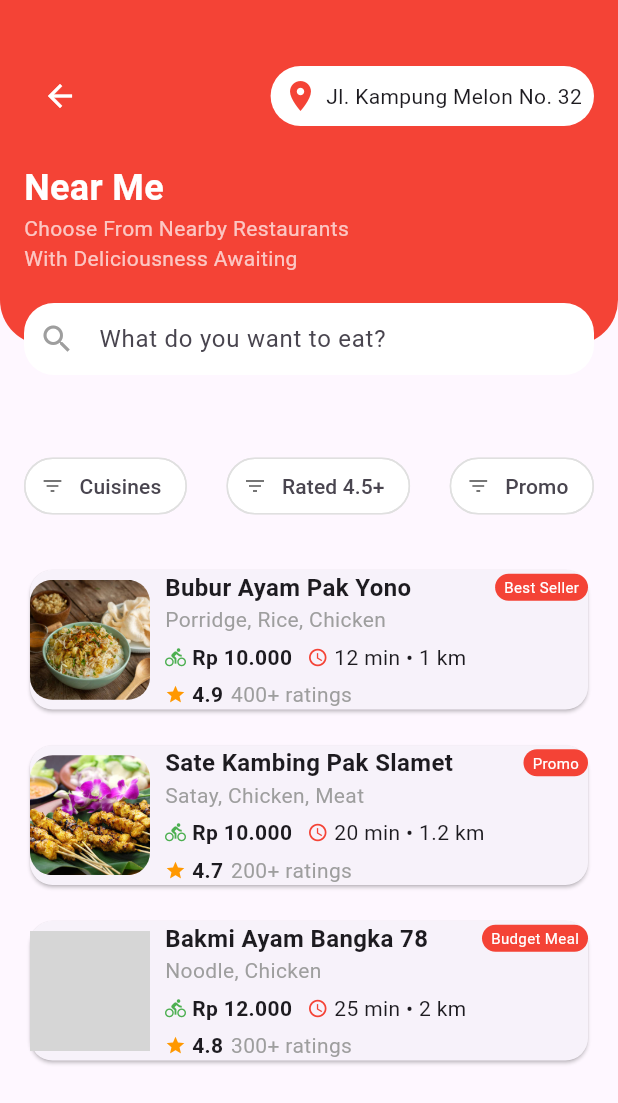
After one commit to Khawaja-Subhan/FoodDelivery, a Flutter app: the screen it shows after launch, after a tap on the "arrow forward" icon, on a phone screen of 412 x 824 dp. The commit adds this screen. Shown: the top 1103 px of the screen. Run offline on Flutter 3.47's test engine with Material 3 defaults, Android fonts, the phone set to English and light mode, and no system bars; grey boxes are pictures that could not be loaded.

Commit message:
updated new screen

```diff
--- a/lib/main.dart
+++ b/lib/main.dart
@@ -1,4 +1,5 @@
 import 'package:flutter/material.dart';
+import 'package:practiceapp/pages/NearMeScreen.dart';
 
 void main() {
   runApp(FoodDeliveryApp());
@@ -159,25 +160,50 @@ class CategoryGrid extends StatelessWidget {
         ),
         itemCount: categories.length,
         itemBuilder: (context, index) {
-          return Column(
+          return GestureDetector(
+            // onTap: () {
+              // if (categories[index]['label'] == "Near Me") {
+                // Navigator.push(
+                  // context,
+                  // MaterialPageRoute(builder: (context) => NearMeScreen()),
+                // );
+              // }
+            // },
+
+
+            child: Column(
+
               children: [
                 CircleAvatar(
                   backgroundColor: Colors.red.shade100,
-                radius: 30, // Adjust for better fit
+                  radius: 30,
                   child: categories[index]['images'] != null
                       ? ClipOval(
                     child: Image.asset(
                       categories[index]['images'],
-                    width: 60, // Adjust for perfect fitting
+                      width: 60,
                       height: 60,
-                    fit: BoxFit.cover, // Ensures the image fits properly
+                      fit: BoxFit.cover,
                     ),
                   )
                       : Icon(categories[index]['icon'], color: Colors.red, size: 30),
                 ),
                 SizedBox(height: 5),
                 Text(categories[index]['label'], style: TextStyle(fontSize: 12)),
+    if (categories[index]['label'] == "Near Me")
+                GestureDetector(
+                  onTap: () {
+
+                      Navigator.push(
+                        context,
+                        MaterialPageRoute(builder: (context) => NearMeScreen()),
+                      );
+
+                  },
+                  child: Icon(Icons.arrow_forward, color: Colors.red, size: 20),
+                ),
               ],
+            ),
           );
         },
       ),
@@ -236,6 +262,7 @@ class CuisineSection extends StatelessWidget {
                       Text(
                         cuisines[index]['label']!,
                         style: TextStyle(fontSize: 12),
+
                       ),
                     ],
                   ),
--- /dev/null
+++ b/lib/pages/NearMeScreen.dart
@@ -0,0 +1,243 @@
+import 'package:flutter/material.dart';
+
+class NearMeScreen extends StatelessWidget {
+  @override
+  Widget build(BuildContext context) {
+    return Scaffold(
+      body: SingleChildScrollView(
+        child: Column(
+          children: [
+            Stack(
+              children: [
+                Container(
+                  height: 230,
+                  decoration: BoxDecoration(
+                    color: Colors.red,
+                    borderRadius: BorderRadius.only(
+                      bottomLeft: Radius.circular(30),
+                      bottomRight: Radius.circular(30),
+                    ),
+                  ),
+                ),
+                Padding(
+                  padding: const EdgeInsets.symmetric(horizontal: 16.0, vertical: 40),
+                  child: Column(
+                    crossAxisAlignment: CrossAxisAlignment.start,
+                    children: [
+                      Row(
+                        mainAxisAlignment: MainAxisAlignment.spaceBetween,
+                        children: [
+                          IconButton(
+                            icon: Icon(Icons.arrow_back, color: Colors.white),
+                            onPressed: () {
+                              Navigator.pop(context);
+                            },
+                          ),
+                          Container(
+                            padding: EdgeInsets.all(8),
+                            decoration: BoxDecoration(
+                              color: Colors.white,
+                              borderRadius: BorderRadius.circular(20),
+                            ),
+                            child: Row(
+                              children: [
+                                Icon(Icons.location_on, color: Colors.red),
+                                SizedBox(width: 5),
+                                Text("Jl. Kampung Melon No. 32"),
+                              ],
+                            ),
+                          ),
+                        ],
+                      ),
+                      SizedBox(height: 20),
+                      Text(
+                        "Near Me",
+                        style: TextStyle(
+                          color: Colors.white,
+                          fontSize: 24,
+                          fontWeight: FontWeight.bold,
+                        ),
+                      ),
+                      Text(
+                        "Choose From Nearby Restaurants\nWith Deliciousness Awaiting",
+                        style: TextStyle(
+                          color: Colors.white70,
+                          fontSize: 14,
+                        ),
+                      ),
+                      SizedBox(height: 20),
+                      Container(
+                        decoration: BoxDecoration(
+                          color: Colors.white,
+                          borderRadius: BorderRadius.circular(20),
+                        ),
+                        padding: EdgeInsets.symmetric(horizontal: 10),
+                        child: TextField(
+                          decoration: InputDecoration(
+                            border: InputBorder.none,
+                            hintText: "What do you want to eat?",
+                            icon: Icon(Icons.search, color: Colors.grey),
+                          ),
+                        ),
+                      ),
+                    ],
+                  ),
+                ),
+              ],
+            ),
+            SizedBox(height: 10),
+            Padding(
+              padding: const EdgeInsets.symmetric(horizontal: 16.0),
+              child: Row(
+                mainAxisAlignment: MainAxisAlignment.spaceBetween,
+                children: [
+                  FilterChipWidget(label: "Cuisines"),
+                  FilterChipWidget(label: "Rated 4.5+"),
+                  FilterChipWidget(label: "Promo"),
+                ],
+              ),
+            ),
+            SizedBox(height: 20),
+            RestaurantList(),
+          ],
+        ),
+      ),
+    );
+  }
+}
+
+class FilterChipWidget extends StatelessWidget {
+  final String label;
+  FilterChipWidget({required this.label});
+
+  @override
+  Widget build(BuildContext context) {
+    return Chip(
+      backgroundColor: Colors.white,
+      shape: RoundedRectangleBorder(
+        borderRadius: BorderRadius.circular(20),
+        side: BorderSide(color: Colors.grey.shade300),
+      ),
+      label: Text(label),
+      avatar: Icon(Icons.filter_list, size: 16, color: Colors.black54),
+    );
+  }
+}
+
+class RestaurantList extends StatelessWidget {
+  final List<Map<String, dynamic>> restaurants = [
+    {
+      "image": "images/rice_chicken.jpg",
+      "name": "Bubur Ayam Pak Yono",
+      "details": "Porridge, Rice, Chicken",
+      "price": "Rp 10.000",
+      "time": "12 min",
+      "distance": "1 km",
+      "rating": "4.9",
+      "reviews": "400+ ratings",
+      "tag": "Best Seller",
+    },
+    {
+      "image": "images/meat.jpg",
+      "name": "Sate Kambing Pak Slamet",
+      "details": "Satay, Chicken, Meat",
+      "price": "Rp 10.000",
+      "time": "20 min",
+      "distance": "1.2 km",
+      "rating": "4.7",
+      "reviews": "200+ ratings",
+      "tag": "Promo",
+    },
+    {
+      "image": "images/noodles.jpg",
+      "name": "Bakmi Ayam Bangka 78",
+      "details": "Noodle, Chicken",
+      "price": "Rp 12.000",
+      "time": "25 min",
+      "distance": "2 km",
+      "rating": "4.8",
+      "reviews": "300+ ratings",
+      "tag": "Budget Meal",
+    },
+  ];
+
+  @override
+  Widget build(BuildContext context) {
+    return Column(
+      children: restaurants.map((restaurant) {
+        return Padding(
+          padding: const EdgeInsets.symmetric(horizontal: 16.0, vertical: 8),
+          child: Card(
+            shape: RoundedRectangleBorder(borderRadius: BorderRadius.circular(15)),
+            child: Row(
+              children: [
+                ClipRRect(
+                  borderRadius: BorderRadius.circular(15),
+                  child: Image.asset(
+                    restaurant["image"],
+                    width: 80,
+                    height: 80,
+                    fit: BoxFit.cover,
+                  ),
+                ),
+                SizedBox(width: 10),
+                Expanded(
+                  child: Column(
+                    crossAxisAlignment: CrossAxisAlignment.start,
+                    children: [
+                      Row(
+                        children: [
+                          Expanded(
+                            child: Text(
+                              restaurant["name"],
+                              style: TextStyle(fontSize: 16, fontWeight: FontWeight.bold),
+                            ),
+                          ),
+                          if (restaurant["tag"] != "")
+                            Container(
+                              padding: EdgeInsets.symmetric(horizontal: 6, vertical: 2),
+                              decoration: BoxDecoration(
+                                color: Colors.red,
+                                borderRadius: BorderRadius.circular(10),
+                              ),
+                              child: Text(
+                                restaurant["tag"],
+                                style: TextStyle(color: Colors.white, fontSize: 10),
+                              ),
+                            ),
+                        ],
+                      ),
+                      Text(restaurant["details"], style: TextStyle(color: Colors.grey)),
+                      SizedBox(height: 5),
+                      Row(
+                        children: [
+                          Icon(Icons.directions_bike, size: 14, color: Colors.green),
+                          SizedBox(width: 4),
+                          Text(restaurant["price"], style: TextStyle(fontWeight: FontWeight.bold)),
+                          SizedBox(width: 10),
+                          Icon(Icons.access_time, size: 14, color: Colors.red),
+                          SizedBox(width: 4),
+                          Text("${restaurant['time']} • ${restaurant['distance']}"),
+                        ],
+                      ),
+                      SizedBox(height: 5),
+                      Row(
+                        children: [
+                          Icon(Icons.star, size: 14, color: Colors.orange),
+                          SizedBox(width: 4),
+                          Text(restaurant["rating"], style: TextStyle(fontWeight: FontWeight.bold)),
+                          SizedBox(width: 5),
+                          Text(restaurant["reviews"], style: TextStyle(color: Colors.grey)),
+                        ],
+                      ),
+                    ],
+                  ),
+                ),
+              ],
+            ),
+          ),
+        );
+      }).toList(),
+    );
+  }
+}
--- a/pubspec.yaml
+++ b/pubspec.yaml
@@ -72,6 +72,9 @@ flutter:
     - images/pizza.png
     - images/bakery.png
     - images/salad.png
+    - images/rice_chicken.jpg
+    - images/meat.jpg
+    - images/noodles.jpg
 
 
   # An image asset can refer to one or more resolution-specific "variants", see
```
Also changed, not shown: images/meat.jpg (added), images/rice_chicken.jpg (added), 1 other file. Lines whose indentation alone changed are shown as unchanged.
